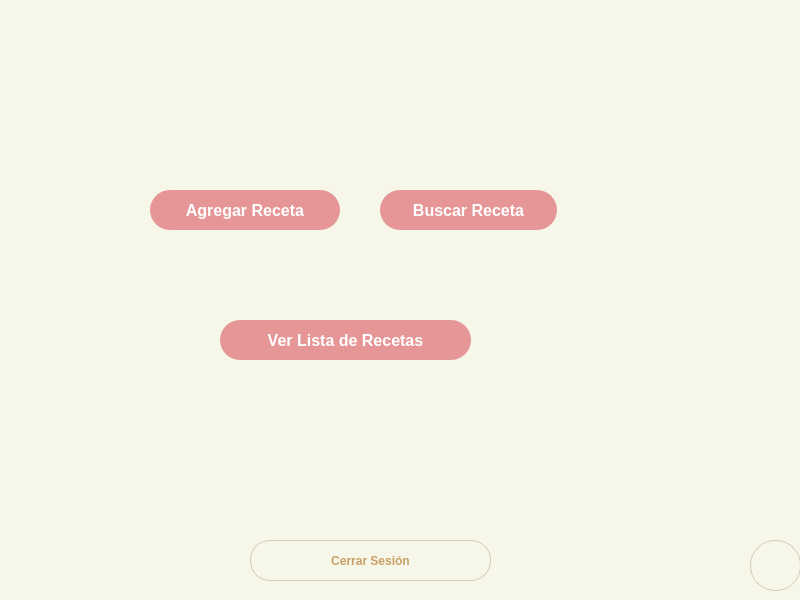
Before: the Qt Designer form pagina_principal_admin.ui in avilalem/ProyectoFinal, drawn with Qt 5.
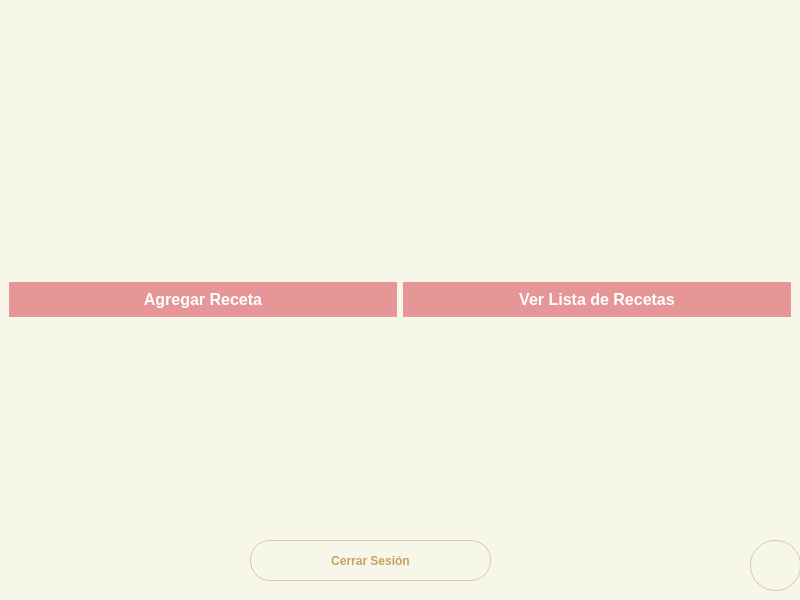
After: the same form once the commit is applied. Icons and pictures are not drawn.

What changed in the file:
```diff
--- a/pagina_principal_admin.ui
+++ b/pagina_principal_admin.ui
@@ -600,24 +600,18 @@
          <property name="frameShape">
           <enum>QFrame::NoFrame</enum>
          </property>
-         <widget class="QPushButton" name="botonBuscar">
-          <property name="geometry">
-           <rect>
-            <x>380</x>
-            <y>130</y>
-            <width>177</width>
-            <height>40</height>
-           </rect>
-          </property>
-          <property name="font">
-           <font>
-            <pointsize>12</pointsize>
-            <weight>75</weight>
-            <bold>true</bold>
-           </font>
-          </property>
-          <property name="styleSheet">
-           <string notr="true">QPushButton {
+         <layout class="QHBoxLayout" name="horizontalLayout">
+          <item>
+           <widget class="QPushButton" name="botonAgregar">
+            <property name="font">
+             <font>
+              <pointsize>12</pointsize>
+              <weight>75</weight>
+              <bold>true</bold>
+             </font>
+            </property>
+            <property name="styleSheet">
+             <string notr="true">QPushButton {
     background-color: rgb(230, 150, 150);   
     color: rgb(255, 255, 255);              
     border-radius: 20px;
@@ -635,29 +629,23 @@
     background-color: rgb(220, 120, 120);
 }
 </string>
-          </property>
-          <property name="text">
-           <string>Buscar Receta</string>
-          </property>
-         </widget>
-         <widget class="QPushButton" name="botonVer">
-          <property name="geometry">
-           <rect>
-            <x>220</x>
-            <y>260</y>
-            <width>251</width>
-            <height>40</height>
-           </rect>
-          </property>
-          <property name="font">
-           <font>
-            <pointsize>12</pointsize>
-            <weight>75</weight>
-            <bold>true</bold>
-           </font>
-          </property>
-          <property name="styleSheet">
-           <string notr="true">QPushButton {
+            </property>
+            <property name="text">
+             <string>Agregar Receta</string>
+            </property>
+           </widget>
+          </item>
+          <item>
+           <widget class="QPushButton" name="botonVer">
+            <property name="font">
+             <font>
+              <pointsize>12</pointsize>
+              <weight>75</weight>
+              <bold>true</bold>
+             </font>
+            </property>
+            <property name="styleSheet">
+             <string notr="true">QPushButton {
     background-color: rgb(230, 150, 150);   
     color: rgb(255, 255, 255);              
     border-radius: 20px;
@@ -675,51 +663,13 @@
     background-color: rgb(220, 120, 120);
 }
 </string>
-          </property>
-          <property name="text">
-           <string>Ver Lista de Recetas</string>
-          </property>
-         </widget>
-         <widget class="QPushButton" name="botonAgregar">
-          <property name="geometry">
-           <rect>
-            <x>150</x>
-            <y>130</y>
-            <width>190</width>
-            <height>40</height>
-           </rect>
-          </property>
-          <property name="font">
-           <font>
-            <pointsize>12</pointsize>
-            <weight>75</weight>
-            <bold>true</bold>
-           </font>
-          </property>
-          <property name="styleSheet">
-           <string notr="true">QPushButton {
-    background-color: rgb(230, 150, 150);   
-    color: rgb(255, 255, 255);              
-    border-radius: 20px;
-    padding: 8px 16px;
-    font-weight: bold;
-    border: none;
-    box-shadow: 0px 2px 6px rgba(0, 0, 0, 0.15);
-}
-
-QPushButton:hover {
-    background-color: rgb(240, 130, 130);
-}
-
-QPushButton:pressed {
-    background-color: rgb(220, 120, 120);
-}
-</string>
-          </property>
-          <property name="text">
-           <string>Agregar Receta</string>
-          </property>
-         </widget>
+            </property>
+            <property name="text">
+             <string>Ver Lista de Recetas</string>
+            </property>
+           </widget>
+          </item>
+         </layout>
         </widget>
        </item>
        <item>
```
